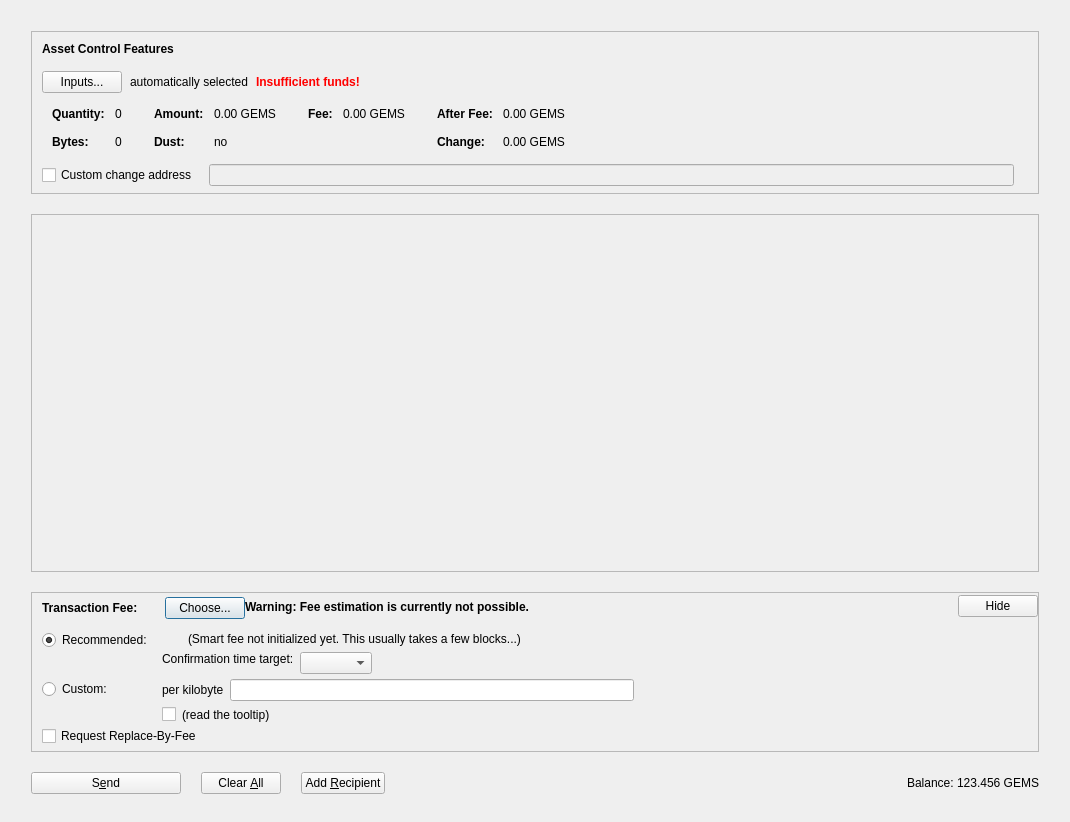
First picture: the form in src/qt/forms/assetsdialog.ui, repository TechnoVisionDev/Gemma-Core, before the edit.
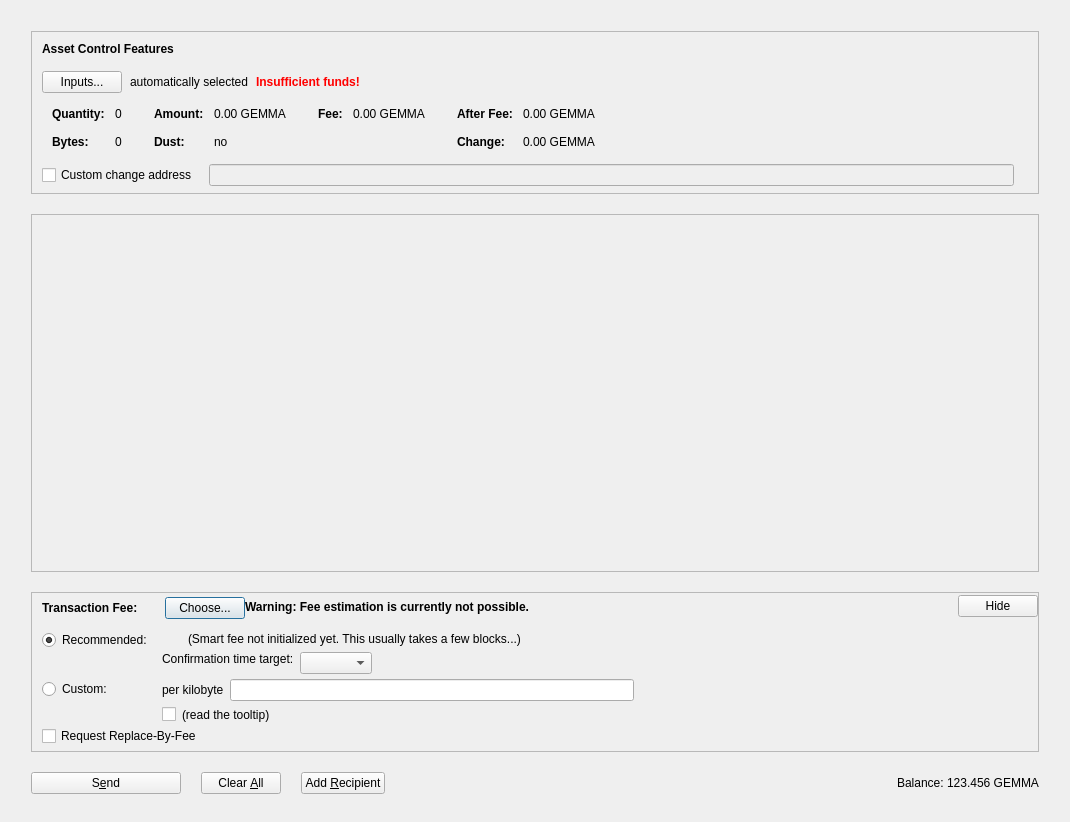
Second picture: the form after the edit. Icons and pictures are not drawn. Custom widgets are drawn as their Qt base class.

Commit message: ticker GEMMA

What changed in the file:
```diff
--- a/src/qt/forms/assetsdialog.ui
+++ b/src/qt/forms/assetsdialog.ui
@@ -341,7 +341,7 @@
                     <enum>Qt::ActionsContextMenu</enum>
                    </property>
                    <property name="text">
-                    <string notr="true">0.00 GEMS</string>
+                    <string notr="true">0.00 GEMMA</string>
                    </property>
                    <property name="textInteractionFlags">
                     <set>Qt::LinksAccessibleByMouse|Qt::TextSelectableByKeyboard|Qt::TextSelectableByMouse</set>
@@ -421,7 +421,7 @@
                     <enum>Qt::ActionsContextMenu</enum>
                    </property>
                    <property name="text">
-                    <string notr="true">0.00 GEMS</string>
+                    <string notr="true">0.00 GEMMA</string>
                    </property>
                    <property name="textInteractionFlags">
                     <set>Qt::LinksAccessibleByMouse|Qt::TextSelectableByKeyboard|Qt::TextSelectableByMouse</set>
@@ -472,7 +472,7 @@
                     <enum>Qt::ActionsContextMenu</enum>
                    </property>
                    <property name="text">
-                    <string notr="true">0.00 GEMS</string>
+                    <string notr="true">0.00 GEMMA</string>
                    </property>
                    <property name="textInteractionFlags">
                     <set>Qt::LinksAccessibleByMouse|Qt::TextSelectableByKeyboard|Qt::TextSelectableByMouse</set>
@@ -501,7 +501,7 @@
                     <enum>Qt::ActionsContextMenu</enum>
                    </property>
                    <property name="text">
-                    <string notr="true">0.00 GEMS</string>
+                    <string notr="true">0.00 GEMMA</string>
                    </property>
                    <property name="textInteractionFlags">
                     <set>Qt::LinksAccessibleByMouse|Qt::TextSelectableByKeyboard|Qt::TextSelectableByMouse</set>
@@ -1267,7 +1267,7 @@
             <cursorShape>IBeamCursor</cursorShape>
            </property>
            <property name="text">
-            <string notr="true">123.456 GEMS</string>
+            <string notr="true">123.456 GEMMA</string>
            </property>
            <property name="textInteractionFlags">
             <set>Qt::LinksAccessibleByMouse|Qt::TextSelectableByKeyboard|Qt::TextSelectableByMouse</set>
```
The commit also changes 121 other files.
